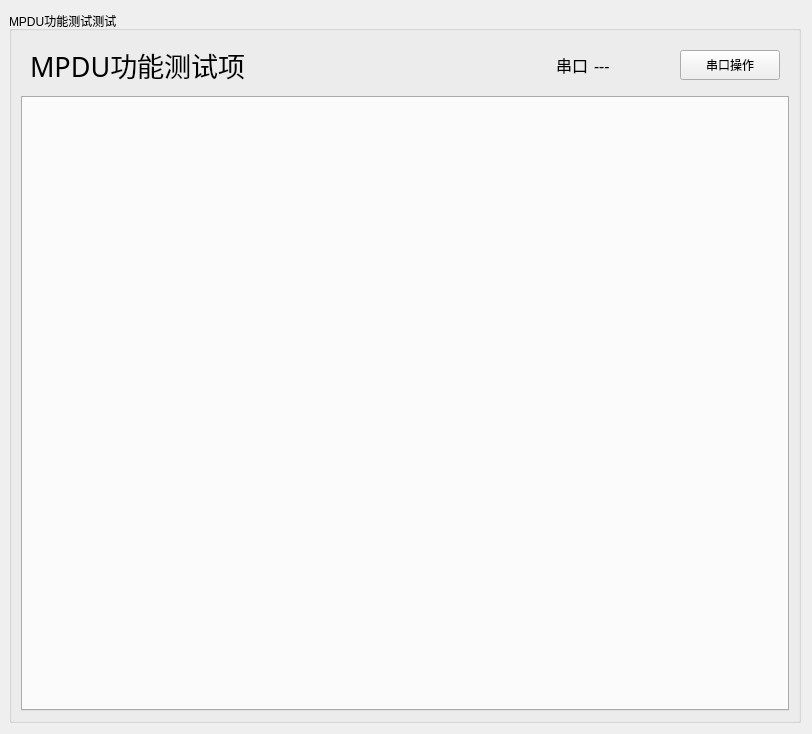
Above: IDC_TestSystem/mpdu/mpdu_test/mpdu_rtu_test/mpdurtutest_mainwid.ui from ChinaClever/IDC_TestSystem before the change. Below: the same form after it.
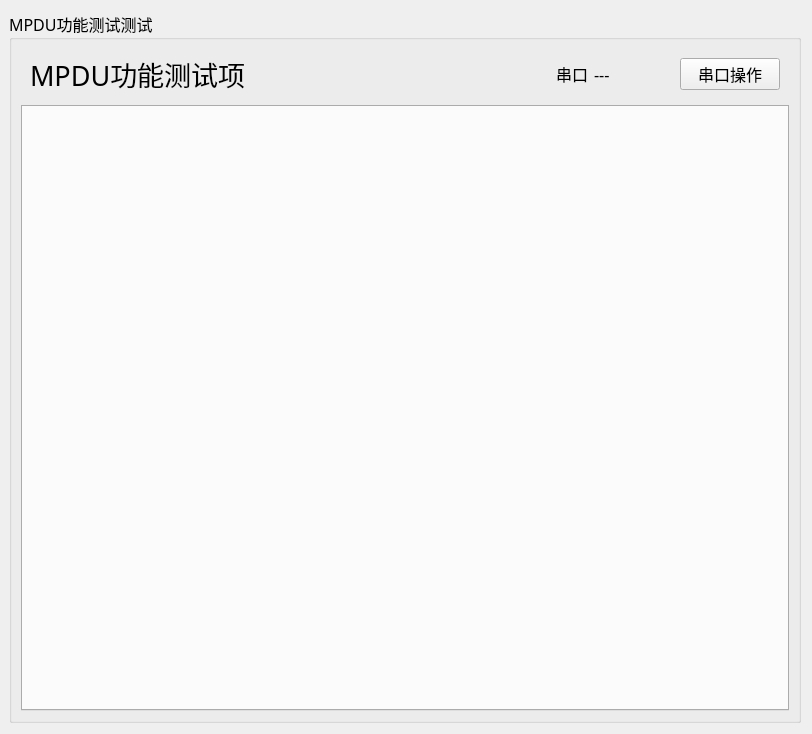
That is the form after the change.

Patch:
```diff
--- a/IDC_TestSystem/mpdu/mpdu_test/mpdu_rtu_test/mpdurtutest_mainwid.ui
+++ b/IDC_TestSystem/mpdu/mpdu_test/mpdu_rtu_test/mpdurtutest_mainwid.ui
@@ -19,6 +19,14 @@
    </property>
    <item row="0" column="0">
     <widget class="QGroupBox" name="groupBox">
+     <property name="font">
+      <font>
+       <family>微软雅黑</family>
+       <pointsize>12</pointsize>
+       <weight>50</weight>
+       <bold>false</bold>
+      </font>
+     </property>
      <property name="title">
       <string>MPDU功能测试测试</string>
      </property>
```
